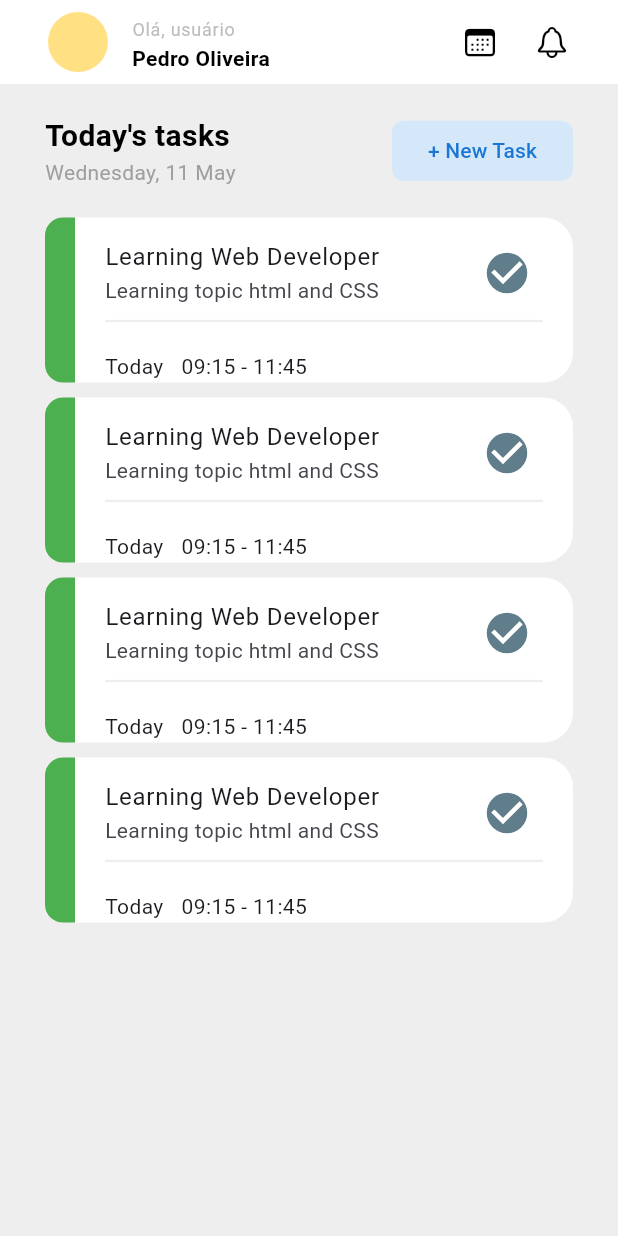
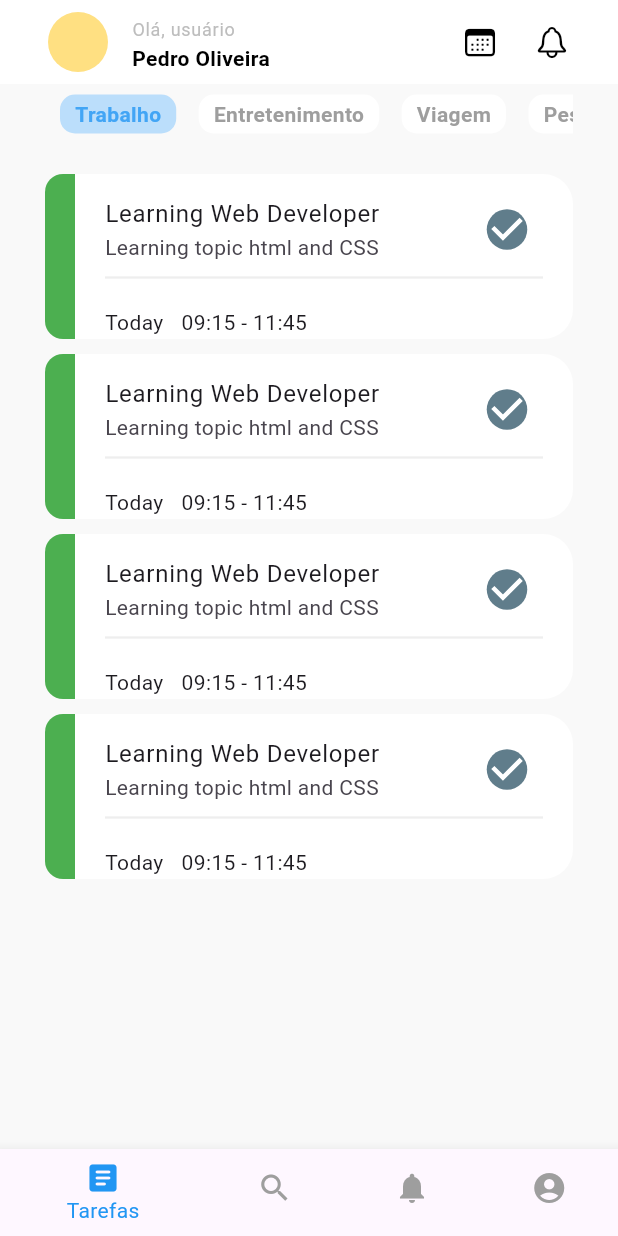
Before and after one commit to PedroSOliveira/task, a Flutter app: the screen it shows after launch, on a phone screen of 412 x 824 dp. Run offline on Flutter 3.47's test engine with Material 3 defaults, Android fonts, the light colour scheme and no system bars; our stand-ins replace flutter_riverpod, gap.

Commit message:
feat: adding categories list and bottom bar navigation

```diff
--- /dev/null
+++ b/lib/config/custom_colors.dart
@@ -0,0 +1,24 @@
+import 'package:flutter/material.dart';
+
+Map<int, Color> _swatchOpacity = {
+  50: const Color.fromRGBO(237, 240, 248, .1),
+  100: const Color.fromRGBO(237, 240, 248, .2),
+  200: const Color.fromRGBO(140, 161, 225, .3),
+  300: const Color.fromRGBO(139, 195, 74, .4),
+  400: const Color.fromRGBO(139, 195, 74, .5),
+  500: const Color.fromRGBO(139, 195, 74, .6),
+  600: const Color.fromRGBO(139, 195, 74, .7),
+  700: const Color.fromRGBO(139, 195, 74, .8),
+  800: const Color.fromRGBO(139, 195, 74, .9),
+  900: const Color.fromRGBO(139, 195, 74, .1),
+};
+
+abstract class CustomColors {
+  static Color customContrastColor = Colors.red.shade700;
+
+  static MaterialColor customSwatchColor =
+      MaterialColor(0xFF4CAF50, _swatchOpacity);
+
+  static MaterialColor customShapeColor =
+      MaterialColor(0xffeff2f9, _swatchOpacity);
+}
--- a/lib/main.dart
+++ b/lib/main.dart
@@ -4,9 +4,13 @@ import 'package:flutter_riverpod/flutter_riverpod.dart';
 import 'package:gap/gap.dart';
 import 'package:task/components/show_model.dart';
 import 'package:flutter_localizations/flutter_localizations.dart';
+import 'package:task/screens/base/base_screen.dart';
+import 'package:task/theme/manager_theme.dart';
 import 'package:task/widget/card_todo_widget.dart';
 
 void main() {
+  final themeModeManager = ThemeModeManager();
+
   runApp(
     ProviderScope(
       child: MaterialApp(
@@ -15,7 +19,9 @@ void main() {
           colorScheme: ColorScheme.fromSeed(seedColor: Colors.deepPurple),
           useMaterial3: true,
         ),
-        home: const HomePage(),
+        home: BaseScreen(
+          themeModeManager: themeModeManager,
+        ),
         localizationsDelegates: [
           GlobalMaterialLocalizations.delegate,
           GlobalWidgetsLocalizations.delegate
@@ -25,108 +31,3 @@ void main() {
     ),
   );
 }
-
-class HomePage extends StatelessWidget {
-  const HomePage({super.key});
-
-  @override
-  Widget build(BuildContext context) {
-    return Scaffold(
-      backgroundColor: Colors.grey.shade200,
-      appBar: AppBar(
-        backgroundColor: Colors.white,
-        foregroundColor: Colors.black,
-        elevation: 0,
-        title: ListTile(
-          leading: CircleAvatar(
-            backgroundColor: Colors.amber.shade200,
-            // child: Image.asset("name"),
-          ),
-          title: Text(
-            "Olá, usuário",
-            style: TextStyle(fontSize: 12, color: Colors.grey.shade400),
-          ),
-          subtitle: Text(
-            "Pedro Oliveira",
-            style: TextStyle(fontWeight: FontWeight.bold, color: Colors.black),
-          ),
-        ),
-        actions: [
-          Padding(
-            padding: const EdgeInsets.symmetric(horizontal: 20),
-            child: Row(
-              children: [
-                IconButton(
-                  onPressed: () {},
-                  icon: const Icon(CupertinoIcons.calendar),
-                ),
-                IconButton(
-                  onPressed: () {},
-                  icon: const Icon(CupertinoIcons.bell),
-                ),
-              ],
-            ),
-          )
-        ],
-      ),
-      body: SingleChildScrollView(
-        child: Padding(
-          padding: const EdgeInsets.symmetric(horizontal: 30),
-          child: Column(
-            children: [
-              const Gap(20),
-              Row(
-                mainAxisAlignment: MainAxisAlignment.spaceBetween,
-                children: [
-                  const Column(
-                    crossAxisAlignment: CrossAxisAlignment.start,
-                    children: [
-                      Text(
-                        "Today's tasks",
-                        style: TextStyle(
-                          fontSize: 20,
-                          fontWeight: FontWeight.bold,
-                          color: Colors.black,
-                        ),
-                      ),
-                      Text(
-                        "Wednesday, 11 May",
-                        style: TextStyle(color: Colors.grey),
-                      ),
-                    ],
-                  ),
-                  ElevatedButton(
-                    style: ElevatedButton.styleFrom(
-                        backgroundColor: const Color(0xFFD5E8FA),
-                        foregroundColor: Colors.blue.shade700,
-                        elevation: 0,
-                        shape: RoundedRectangleBorder(
-                            borderRadius: BorderRadius.circular(8))),
-                    onPressed: () => showModalBottomSheet(
-                      isScrollControlled: true,
-                      context: context,
-                      shape: RoundedRectangleBorder(
-                          borderRadius: BorderRadius.circular(16)),
-                      builder: (context) => AddNewTaskModel(),
-                    ),
-                    child: const Text(
-                      '+ New Task',
-                    ),
-                  ),
-                ],
-              ),
-              const Gap(20),
-              ListView.separated(
-                itemCount: 4,
-                shrinkWrap: true,
-                itemBuilder: (context, index) => const CardTodo(),
-                separatorBuilder: (context, index) =>
-                    SizedBox(height: 10), // Espaço horizontal entre os itens
-              ),
-            ],
-          ),
-        ),
-      ),
-    );
-  }
-}
--- /dev/null
+++ b/lib/screens/base/base_screen.dart
@@ -0,0 +1,66 @@
+import 'package:flutter/material.dart';
+import 'package:task/main.dart';
+import 'package:task/screens/home/home_tab.dart';
+import 'package:task/theme/manager_theme.dart';
+
+class BaseScreen extends StatefulWidget {
+  final ThemeModeManager themeModeManager;
+
+  BaseScreen({required this.themeModeManager});
+
+  @override
+  State<BaseScreen> createState() => _BaseScreenState();
+}
+
+class _BaseScreenState extends State<BaseScreen> {
+  int _selectedIndex = 0;
+
+  void _onItemTapped(int index) {
+    setState(() {
+      _selectedIndex = index;
+    });
+  }
+
+  @override
+  Widget build(BuildContext context) {
+    return Scaffold(
+      body: IndexedStack(
+        index: _selectedIndex,
+        children: [
+          HomePage(),
+          HomePage(),
+          HomePage(),
+          HomePage(),
+        ],
+      ),
+      bottomNavigationBar: BottomNavigationBar(
+        backgroundColor: Colors.white,
+        selectedItemColor: Colors.blue,
+        unselectedItemColor: Colors.grey,
+        currentIndex: _selectedIndex,
+        onTap: _onItemTapped,
+        items: const <BottomNavigationBarItem>[
+          BottomNavigationBarItem(
+            icon: Icon(
+              Icons.article_rounded,
+              size: 24,
+            ),
+            label: 'Tarefas',
+          ),
+          BottomNavigationBarItem(
+            icon: Icon(Icons.search),
+            label: 'Search',
+          ),
+          BottomNavigationBarItem(
+            icon: Icon(Icons.notifications),
+            label: 'Notifications',
+          ),
+          BottomNavigationBarItem(
+            icon: Icon(Icons.account_circle),
+            label: 'Profile',
+          ),
+        ],
+      ),
+    );
+  }
+}
--- /dev/null
+++ b/lib/screens/home/components/category_tile.dart
@@ -0,0 +1,37 @@
+import 'package:flutter/material.dart';
+import 'package:task/config/custom_colors.dart';
+
+class CategoryTile extends StatelessWidget {
+  const CategoryTile(
+      {super.key,
+      required this.category,
+      required this.isSelected,
+      required this.onPressed});
+
+  final String category;
+  final bool isSelected;
+  final VoidCallback onPressed;
+
+  @override
+  Widget build(BuildContext context) {
+    return GestureDetector(
+      onTap: onPressed,
+      child: Align(
+        alignment: Alignment.center,
+        child: Container(
+          padding: const EdgeInsets.symmetric(horizontal: 10, vertical: 3),
+          decoration: BoxDecoration(
+              borderRadius: BorderRadius.circular(10),
+              color: isSelected ? Colors.blue[100] : Colors.white),
+          child: Text(
+            category,
+            style: TextStyle(
+              color: isSelected ? Colors.blue[400] : Colors.grey,
+              fontWeight: FontWeight.bold,
+            ),
+          ),
+        ),
+      ),
+    );
+  }
+}
--- /dev/null
+++ b/lib/screens/home/home_tab.dart
@@ -0,0 +1,145 @@
+import 'package:flutter/cupertino.dart';
+import 'package:flutter/material.dart';
+import 'package:flutter/widgets.dart';
+import 'package:gap/gap.dart';
+import 'package:task/components/show_model.dart';
+import 'package:task/screens/home/components/category_tile.dart';
+import 'package:task/widget/card_todo_widget.dart';
+
+class HomePage extends StatefulWidget {
+  HomePage({super.key});
+
+  @override
+  State<HomePage> createState() => _HomePageState();
+}
+
+class _HomePageState extends State<HomePage> {
+  List<String> categories = ['Trabalho', 'Entretenimento', 'Viagem', 'Pessoal'];
+
+  String selectedCategory = 'Trabalho';
+
+  void _selectedOptionCategory(String option) {
+    setState(() {
+      selectedCategory = option;
+    });
+  }
+
+  @override
+  Widget build(BuildContext context) {
+    return Scaffold(
+      backgroundColor: Color.fromARGB(255, 249, 249, 249),
+      appBar: AppBar(
+        backgroundColor: Colors.white,
+        foregroundColor: Colors.black,
+        elevation: 0,
+        title: ListTile(
+          leading: CircleAvatar(
+            backgroundColor: Colors.amber.shade200,
+          ),
+          title: Text(
+            "Olá, usuário",
+            style: TextStyle(fontSize: 12, color: Colors.grey.shade400),
+          ),
+          subtitle: const Text(
+            "Pedro Oliveira",
+            style: TextStyle(fontWeight: FontWeight.bold, color: Colors.black),
+          ),
+        ),
+        actions: [
+          Padding(
+            padding: const EdgeInsets.symmetric(horizontal: 20),
+            child: Row(
+              children: [
+                IconButton(
+                  onPressed: () {},
+                  icon: const Icon(CupertinoIcons.calendar),
+                ),
+                IconButton(
+                  onPressed: () {},
+                  icon: const Icon(CupertinoIcons.bell),
+                ),
+              ],
+            ),
+          )
+        ],
+      ),
+      body: SingleChildScrollView(
+        child: Padding(
+          padding: const EdgeInsets.symmetric(horizontal: 30),
+          child: Column(
+            children: [
+              Container(
+                padding: const EdgeInsets.only(left: 10),
+                height: 40,
+                child: ListView.separated(
+                  scrollDirection: Axis.horizontal,
+                  itemBuilder: (_, index) {
+                    return CategoryTile(
+                      category: categories[index],
+                      isSelected: categories[index] == selectedCategory,
+                      onPressed: () =>
+                          _selectedOptionCategory(categories[index]),
+                    );
+                  },
+                  separatorBuilder: (_, index) => const SizedBox(
+                    width: 15,
+                  ),
+                  itemCount: categories.length,
+                ),
+              ),
+              const Gap(20),
+              // Row(
+              //   mainAxisAlignment: MainAxisAlignment.spaceBetween,
+              //   children: [
+              //     const Column(
+              //       crossAxisAlignment: CrossAxisAlignment.start,
+              //       children: [
+              //         Text(
+              //           "Today's tasks",
+              //           style: TextStyle(
+              //             fontSize: 20,
+              //             fontWeight: FontWeight.bold,
+              //             color: Colors.black,
+              //           ),
+              //         ),
+              //         Text(
+              //           "Wednesday, 11 May",
+              //           style: TextStyle(color: Colors.grey),
+              //         ),
+              //       ],
+              //     ),
+              //     ElevatedButton(
+              //       style: ElevatedButton.styleFrom(
+              //           backgroundColor: const Color(0xFFD5E8FA),
+              //           foregroundColor: Colors.blue.shade700,
+              //           elevation: 0,
+              //           shape: RoundedRectangleBorder(
+              //               borderRadius: BorderRadius.circular(8))),
+              //       onPressed: () => showModalBottomSheet(
+              //         isScrollControlled: true,
+              //         context: context,
+              //         shape: RoundedRectangleBorder(
+              //             borderRadius: BorderRadius.circular(16)),
+              //         builder: (context) => AddNewTaskModel(),
+              //       ),
+              //       child: const Text(
+              //         '+ New Task',
+              //       ),
+              //     ),
+              //   ],
+              // ),
+              // const Gap(20),
+              ListView.separated(
+                itemCount: 4,
+                shrinkWrap: true,
+                itemBuilder: (context, index) => const CardTodo(),
+                separatorBuilder: (context, index) =>
+                    SizedBox(height: 10), // Espaço horizontal entre os itens
+              ),
+            ],
+          ),
+        ),
+      ),
+    );
+  }
+}
--- /dev/null
+++ b/lib/theme/manager_theme.dart
@@ -0,0 +1,21 @@
+import 'dart:async';
+
+import 'package:flutter/material.dart';
+
+class ThemeModeManager {
+
+  static ThemeMode _themeMode = ThemeMode.light;
+
+  ThemeMode get themeMode => _themeMode;
+
+  static bool get isDark => _themeMode == ThemeMode.dark;
+
+  static final _streamController = StreamController<ThemeMode>.broadcast();
+
+  Stream<ThemeMode> get onThemeChange => _streamController.stream;
+
+  set themeMode(ThemeMode mode) {
+    _themeMode = mode;
+    _streamController.sink.add(mode);
+  }
+}
```
Also changed, not shown: pubspec.lock, 1 other file.
